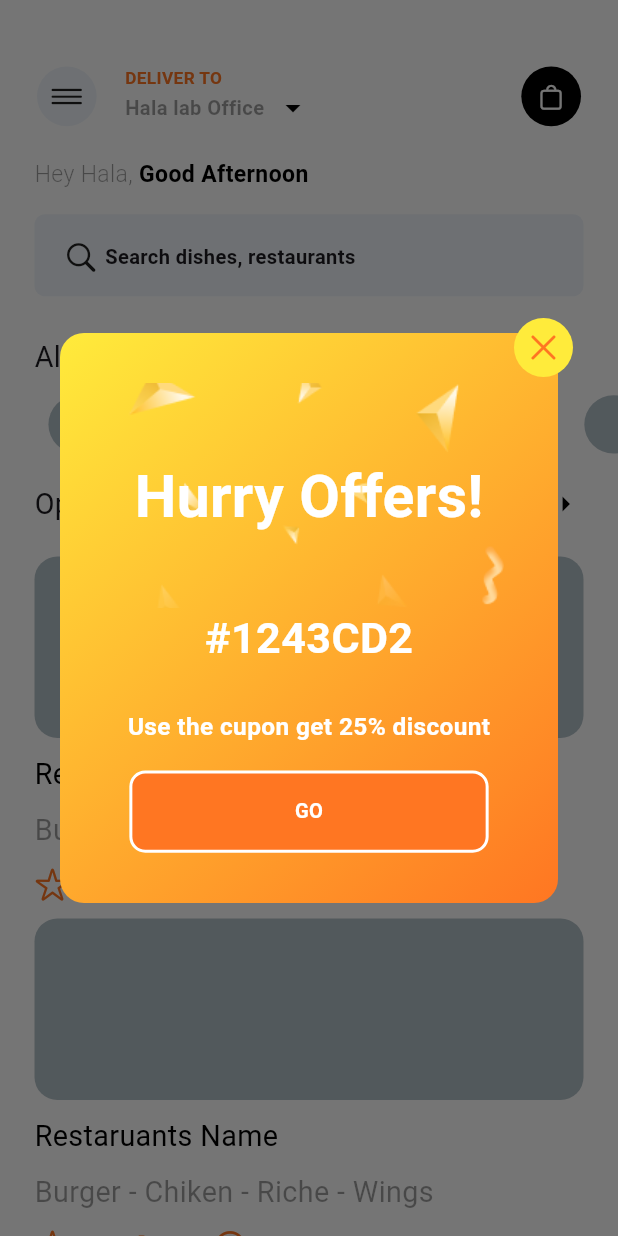
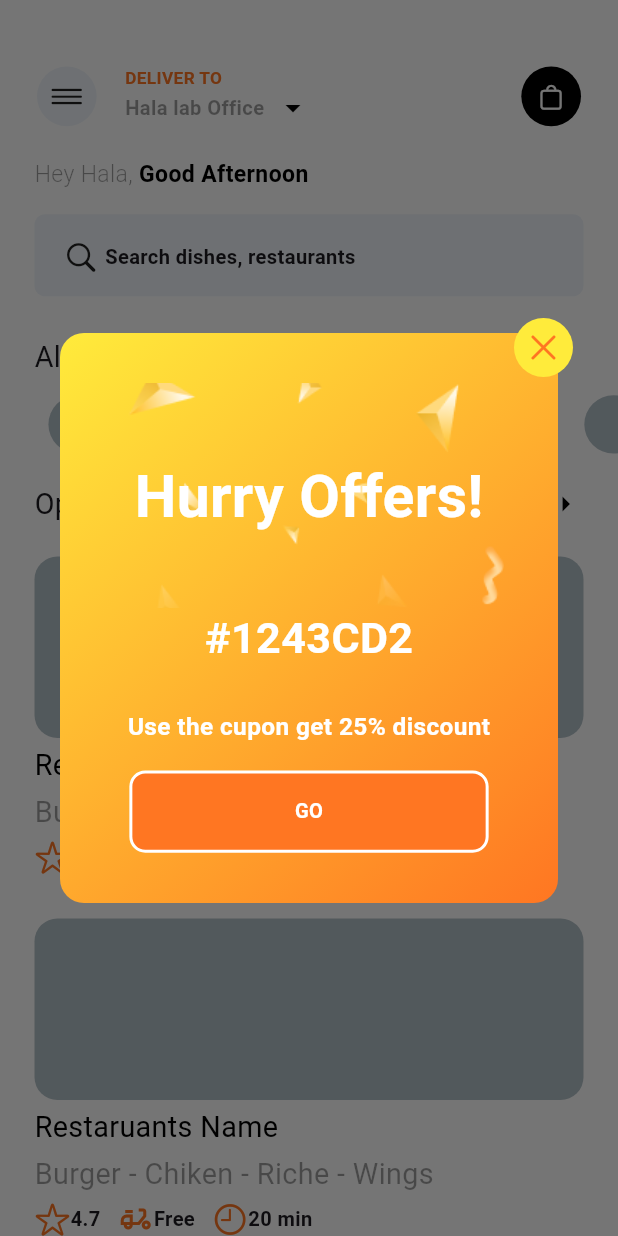
Before and after one commit to Saravanan-vc/food-commerce, a Flutter app: the screen it shows after launch, on a phone screen of 412 x 824 dp. Run offline on Flutter 3.47's test engine with Material 3 defaults, Android fonts, the phone set to English and light mode, and no system bars; our stand-ins replace flutter_hooks, flutter_screenutil, permission_handler, smooth_page_indicator; missing offline and left inert: tutorial_coach_mark.

Commit message:
add funacality

```diff
--- a/lib/constains/permissionhandler_constains.dart
+++ b/lib/constains/permissionhandler_constains.dart
@@ -1,4 +1,3 @@
-import 'package:flutter/cupertino.dart';
 import 'package:flutter/material.dart';
 import 'package:food/view/home_view.dart';
 import 'package:food/widgets/showdialog_widget.dart';
--- a/lib/widgets/restaurants_card.dart
+++ b/lib/widgets/restaurants_card.dart
@@ -82,6 +82,7 @@ class RestaurantsCard extends StatelessWidget {
                   )
                 ],
               ),
+              const Spacer(flex: 4),
             ],
           ),
         ),
--- a/lib/widgets/showdialog_widget.dart
+++ b/lib/widgets/showdialog_widget.dart
@@ -4,7 +4,6 @@ import 'package:flutter_screenutil/flutter_screenutil.dart';
 import 'package:food/ui/colors_ui.dart';
 import 'package:food/ui/extension/overall_extension.dart';
 import 'package:food/ui/images_ui.dart';
-import 'package:food/view/home_view.dart';
 import 'package:food/widgets/button_widgets.dart';
 import 'package:food/widgets/rectanglechip_widget.dart';
 import 'package:permission_handler/permission_handler.dart';
```
